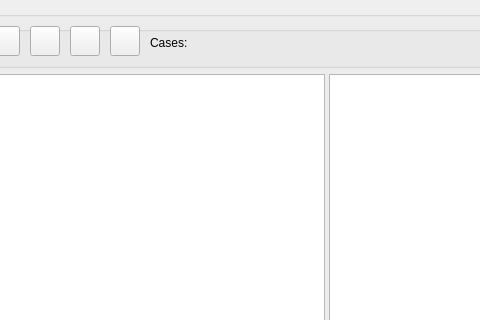
This is src/GUI_UIs/ui_dialog_cases.ui in ccbogel/QualCoder as Qt 5 draws it before an edit; both pictures show x 113 to 593 and y 0 to 320 of the 880 by 670 pixel window. The edited form follows.
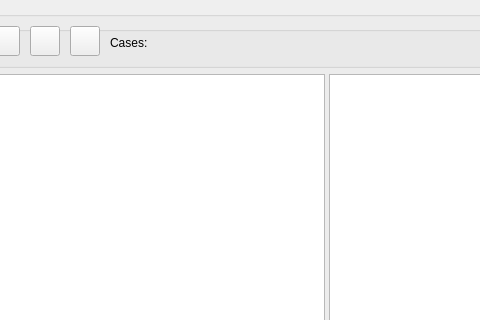
This is the edited form.

```diff
--- a/src/GUI_UIs/ui_dialog_cases.ui
+++ b/src/GUI_UIs/ui_dialog_cases.ui
@@ -200,26 +200,10 @@
           <string/>
          </property>
         </widget>
-        <widget class="QPushButton" name="pushButton_help">
-         <property name="geometry">
-          <rect>
-           <x>200</x>
-           <y>0</y>
-           <width>30</width>
-           <height>30</height>
-          </rect>
-         </property>
-         <property name="toolTip">
-          <string>Help</string>
-         </property>
-         <property name="text">
-          <string/>
-         </property>
-        </widget>
         <widget class="QLabel" name="label_cases">
          <property name="geometry">
           <rect>
-           <x>240</x>
+           <x>200</x>
            <y>5</y>
            <width>221</width>
            <height>24</height>
```
Left out of the diff: 1 changed line with no effect on the pictures.
